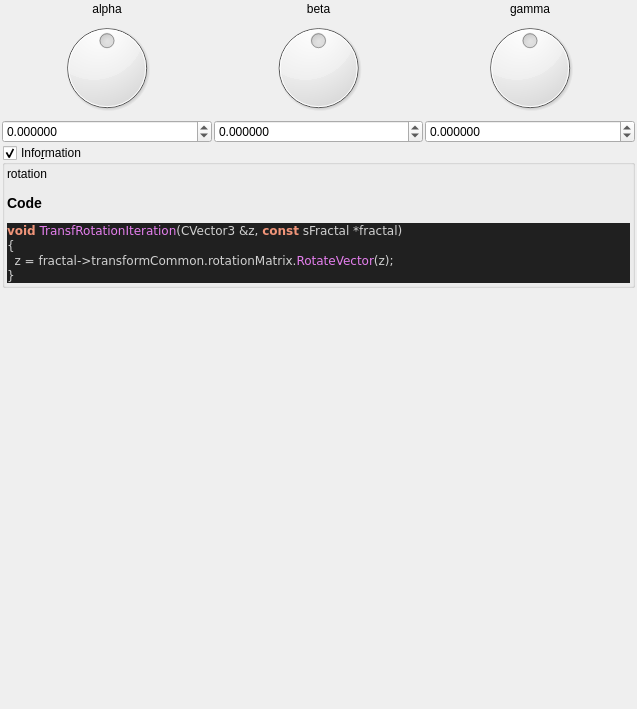
Qt form mandelbulber2/formula/ui/fractal_transf_rotation.ui (buddhi1980/mandelbulber2) before a commit.
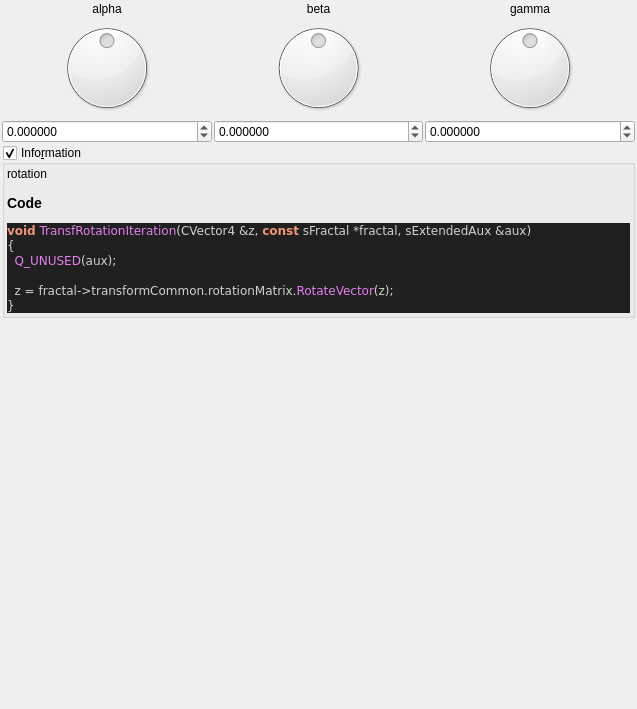
The same form after that commit. Custom widgets are drawn as their Qt base class.

What changed in the file:
```diff
--- a/mandelbulber2/formula/ui/fractal_transf_rotation.ui
+++ b/mandelbulber2/formula/ui/fractal_transf_rotation.ui
@@ -223,8 +223,10 @@
 &lt;/table&gt;
 &lt;h3&gt;Code&lt;/h3&gt;
 &lt;body style=&quot;background-color:#202020&quot;&gt;
-&lt;pre style=&quot;color:#d0d0d0; background-color:#202020;  font-family:'Courier New',monospace;&quot;&gt;&lt;span style=&quot;color:#f09479; font-weight:bold&quot;&gt;void&lt;/span&gt; &lt;span style=&quot;color:#e47eed&quot;&gt;TransfRotationIteration&lt;/span&gt;&lt;span style=&quot;color:#d0d0d0&quot;&gt;(&lt;/span&gt;CVector3 &lt;span style=&quot;color:#d0d0d0&quot;&gt;&amp;amp;&lt;/span&gt;z&lt;span style=&quot;color:#d0d0d0&quot;&gt;,&lt;/span&gt; &lt;span style=&quot;color:#f09479; font-weight:bold&quot;&gt;const&lt;/span&gt; sFractal &lt;span style=&quot;color:#d0d0d0&quot;&gt;*&lt;/span&gt;fractal&lt;span style=&quot;color:#d0d0d0&quot;&gt;)&lt;/span&gt;
+&lt;pre style=&quot;color:#d0d0d0; background-color:#202020;  font-family:'Courier New',monospace;&quot;&gt;&lt;span style=&quot;color:#f09479; font-weight:bold&quot;&gt;void&lt;/span&gt; &lt;span style=&quot;color:#e47eed&quot;&gt;TransfRotationIteration&lt;/span&gt;&lt;span style=&quot;color:#d0d0d0&quot;&gt;(&lt;/span&gt;CVector4 &lt;span style=&quot;color:#d0d0d0&quot;&gt;&amp;amp;&lt;/span&gt;z&lt;span style=&quot;color:#d0d0d0&quot;&gt;,&lt;/span&gt; &lt;span style=&quot;color:#f09479; font-weight:bold&quot;&gt;const&lt;/span&gt; sFractal &lt;span style=&quot;color:#d0d0d0&quot;&gt;*&lt;/span&gt;fractal&lt;span style=&quot;color:#d0d0d0&quot;&gt;,&lt;/span&gt; sExtendedAux &lt;span style=&quot;color:#d0d0d0&quot;&gt;&amp;amp;&lt;/span&gt;aux&lt;span style=&quot;color:#d0d0d0&quot;&gt;)&lt;/span&gt;
 &lt;span style=&quot;color:#d0d0d0&quot;&gt;{&lt;/span&gt;
+  &lt;span style=&quot;color:#e47eed&quot;&gt;Q_UNUSED&lt;/span&gt;&lt;span style=&quot;color:#d0d0d0&quot;&gt;(&lt;/span&gt;aux&lt;span style=&quot;color:#d0d0d0&quot;&gt;);&lt;/span&gt;
+
   z &lt;span style=&quot;color:#d0d0d0&quot;&gt;=&lt;/span&gt; fractal&lt;span style=&quot;color:#d0d0d0&quot;&gt;-&amp;gt;&lt;/span&gt;transformCommon&lt;span style=&quot;color:#d0d0d0&quot;&gt;.&lt;/span&gt;rotationMatrix&lt;span style=&quot;color:#d0d0d0&quot;&gt;.&lt;/span&gt;&lt;span style=&quot;color:#e47eed&quot;&gt;RotateVector&lt;/span&gt;&lt;span style=&quot;color:#d0d0d0&quot;&gt;(&lt;/span&gt;z&lt;span style=&quot;color:#d0d0d0&quot;&gt;);&lt;/span&gt;
 &lt;span style=&quot;color:#d0d0d0&quot;&gt;}&lt;/span&gt;
 &lt;/pre&gt;
```
